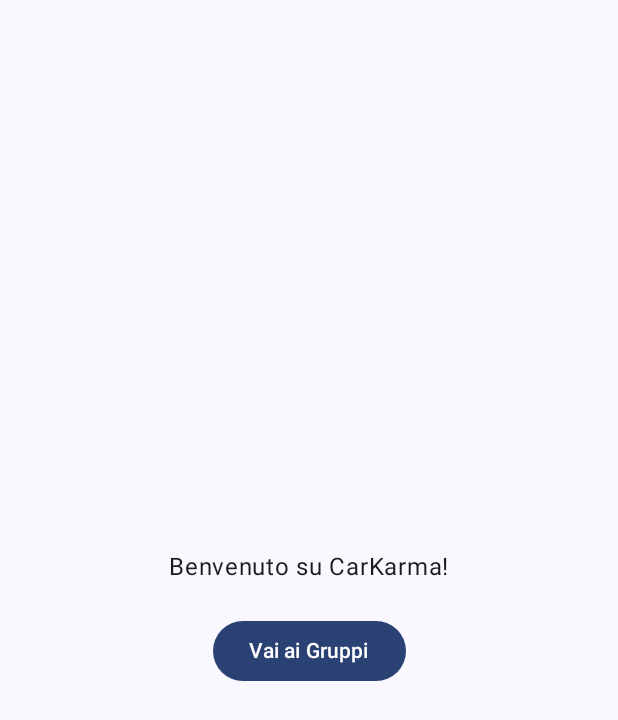
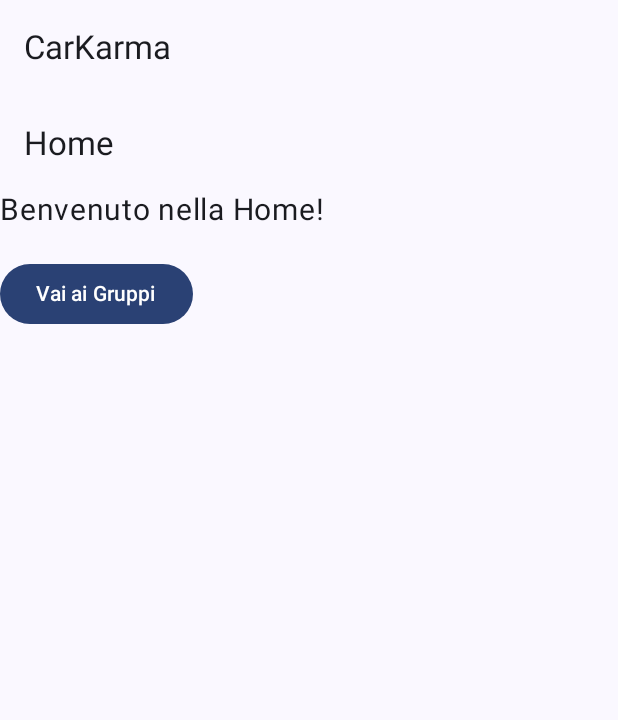
Before and after one commit to iammarcocolombo/CarKarma, an Android app built with Jetpack Compose: the screen it shows after launch (MainActivity), on a phone screen of 412 x 824 dp. Shown: the top 720 px of the screen. Run offline under Robolectric (Android 15) with nearby library versions, the phone set to English and light mode, and no system bars.

Commit message:
Main semplivificato separata la navigazione

```diff
--- a/app/src/main/java/it/col/mar/android/carkarma/MainActivity.kt
+++ b/app/src/main/java/it/col/mar/android/carkarma/MainActivity.kt
@@ -4,19 +4,7 @@ import android.os.Bundle
 import androidx.activity.ComponentActivity
 import androidx.activity.compose.setContent
 import androidx.activity.enableEdgeToEdge
-import androidx.compose.foundation.layout.fillMaxSize
-import androidx.compose.foundation.layout.padding
-import androidx.compose.material3.Scaffold
-import androidx.compose.runtime.Composable
-import androidx.compose.ui.Modifier
-import androidx.navigation.compose.NavHost
-import androidx.navigation.compose.composable
-import androidx.navigation.compose.rememberNavController
-import it.col.mar.android.carkarma.presentation.calcolo.CalcoloScreen
-import it.col.mar.android.carkarma.presentation.gruppo.DettaglioGruppoScreen
-import it.col.mar.android.carkarma.presentation.gruppo.GruppiScreen
-import it.col.mar.android.carkarma.presentation.home.HomeScreen
-import it.col.mar.android.carkarma.presentation.uscita.NuovaUscitaScreen
+import it.col.mar.android.carkarma.presentation.CarKarmaApp
 import it.col.mar.android.carkarma.ui.theme.CarKarmaTheme
 
 class MainActivity : ComponentActivity() {
@@ -25,25 +13,7 @@ class MainActivity : ComponentActivity() {
         enableEdgeToEdge()
         setContent {
             CarKarmaTheme {
-                // Creo il NavController
-                val navController = rememberNavController()
-
-                // Scaffold se vuoi lasciare margini/padding comuni (opzionale)
-                Scaffold(modifier = Modifier.fillMaxSize()) { innerPadding ->
-                    // NavHost: contiene tutte le schermate dell’app
-                    NavHost(
-                        navController = navController,
-                        startDestination = "home",  // schermata di partenza
-                        modifier = Modifier.padding(innerPadding)
-                    ) {
-                        // composable: definisce una schermata navigabile
-                        composable("home") { HomeScreen(navController) }
-                        composable("gruppi") { GruppiScreen(navController) }
-                        composable("dettaglioGruppo") { DettaglioGruppoScreen(navController) }
-                        composable("nuovaUscita") { NuovaUscitaScreen(navController) }
-                        composable("calcolo") { CalcoloScreen(navController) }
-                    }
-                }
+                CarKarmaApp()
             }
         }
     }
--- /dev/null
+++ b/app/src/main/java/it/col/mar/android/carkarma/presentation/AppScaffold.kt
@@ -0,0 +1,42 @@
+package it.col.mar.android.carkarma.presentation
+
+import androidx.compose.foundation.layout.PaddingValues
+import androidx.compose.foundation.layout.padding
+import androidx.compose.material3.*
+import androidx.compose.runtime.Composable
+import androidx.compose.ui.Modifier
+import androidx.compose.ui.res.stringResource
+import androidx.compose.ui.tooling.preview.Preview
+import androidx.navigation.NavController
+import androidx.navigation.compose.rememberNavController
+import it.col.mar.android.carkarma.R
+
+@OptIn(ExperimentalMaterial3Api::class)
+@Composable
+fun AppScaffold(
+    navController: NavController,
+    title: String = stringResource(R.string.carkarma),
+    content: @Composable (PaddingValues) -> Unit
+) {
+    Scaffold(
+        topBar = {
+            TopAppBar(
+                title = { Text(text = title) }
+            )
+        }
+    ) { paddingValues ->
+        content(paddingValues)
+    }
+}
+
+@Preview(showBackground = true)
+@Composable
+fun AppScaffoldPreview() {
+    val navController = rememberNavController()
+    AppScaffold(navController = navController) { paddingValues ->
+        Text(
+            text = "Contenuto di test",
+            modifier = Modifier.padding(paddingValues)
+        )
+    }
+}
--- /dev/null
+++ b/app/src/main/java/it/col/mar/android/carkarma/presentation/CarKarmaApp.kt
@@ -0,0 +1,14 @@
+package it.col.mar.android.carkarma.presentation
+
+import androidx.compose.runtime.Composable
+import androidx.navigation.compose.rememberNavController
+import it.col.mar.android.carkarma.presentation.navigation.CarKarmaNavHost
+
+@Composable
+fun CarKarmaApp() {
+    val navController = rememberNavController()
+
+    AppScaffold(navController = navController) { paddingValues ->
+        CarKarmaNavHost(navController, paddingValues)
+    }
+}
--- a/app/src/main/java/it/col/mar/android/carkarma/presentation/home/HomeScreen.kt
+++ b/app/src/main/java/it/col/mar/android/carkarma/presentation/home/HomeScreen.kt
@@ -7,22 +7,22 @@ import androidx.compose.ui.Alignment
 import androidx.compose.ui.Modifier
 import androidx.compose.ui.tooling.preview.Preview
 import androidx.compose.ui.unit.dp
+import androidx.compose.ui.unit.sp
 import androidx.navigation.NavController
 import androidx.navigation.compose.rememberNavController
+import it.col.mar.android.carkarma.presentation.AppScaffold
 
 @Composable
 fun HomeScreen(navController: NavController) {
-    Column (
-        modifier = Modifier.fillMaxSize(),
-        verticalArrangement = Arrangement.Center,
-        horizontalAlignment = Alignment.CenterHorizontally
-    ) {
-        Text("Benvenuto su CarKarma!")
+    AppScaffold(navController, title = "Home") { paddingValues ->
+        Column(modifier = Modifier.padding(paddingValues)) {
+            Text("Benvenuto nella Home!", fontSize = 20.sp)
 
-        Spacer(modifier = Modifier.height(20.dp))
+            Spacer(modifier = Modifier.height(20.dp))
 
-        Button(onClick = { navController.navigate("gruppi") }) {
-            Text("Vai ai Gruppi")
+            Button(onClick = { navController.navigate("gruppi") }) {
+                Text("Vai ai Gruppi")
+            }
         }
     }
 }
--- /dev/null
+++ b/app/src/main/java/it/col/mar/android/carkarma/presentation/navigation/CarKarmaNavHost.kt
@@ -0,0 +1,30 @@
+package it.col.mar.android.carkarma.presentation.navigation
+
+import androidx.compose.foundation.layout.PaddingValues
+import androidx.compose.foundation.layout.padding
+import androidx.compose.runtime.Composable
+import androidx.compose.ui.Modifier
+import androidx.navigation.NavHostController
+import androidx.navigation.compose.NavHost
+import androidx.navigation.compose.composable
+import it.col.mar.android.carkarma.presentation.calcolo.CalcoloScreen
+import it.col.mar.android.carkarma.presentation.gruppo.DettaglioGruppoScreen
+import it.col.mar.android.carkarma.presentation.gruppo.GruppiScreen
+import it.col.mar.android.carkarma.presentation.home.HomeScreen
+import it.col.mar.android.carkarma.presentation.uscita.NuovaUscitaScreen
+
+
+@Composable
+fun CarKarmaNavHost(navController: NavHostController, paddingValues: PaddingValues) {
+    NavHost(
+        navController = navController,
+        startDestination = "home",
+        modifier = Modifier.padding(paddingValues)
+    ) {
+        composable("home") { HomeScreen(navController) }
+        composable("gruppi") { GruppiScreen(navController) }
+        composable("dettaglioGruppo") { DettaglioGruppoScreen(navController) }
+        composable("nuovaUscita") { NuovaUscitaScreen(navController) }
+        composable("calcolo") { CalcoloScreen(navController) }
+    }
+}
--- a/app/src/main/res/values/strings.xml
+++ b/app/src/main/res/values/strings.xml
@@ -1,3 +1,4 @@
 <resources>
     <string name="app_name">CarKarma</string>
+    <string name="carkarma">CarKarma</string>
 </resources>
```
